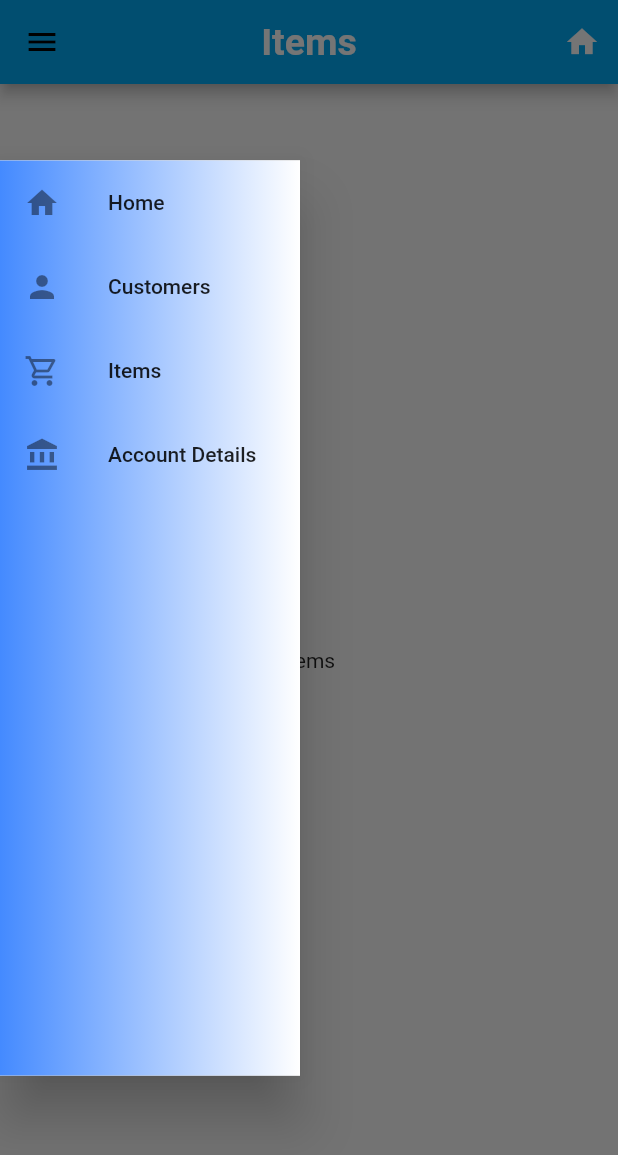
After one commit to NaveenKumarRaja/garments_flutter, a Flutter app: the ItemsHome screen opened directly, with the side drawer open, on a phone screen of 412 x 824 dp. The commit adds this screen. Shown: the top 1155 px of the screen. Run offline on Flutter 3.47's test engine with Material 2 defaults, Android fonts, the phone set to English and light mode, and no system bars; missing offline and left inert: gsheets; key blocks and very long unbroken strings in the code were emptied for the run.

```diff
--- /dev/null
+++ b/lib/pages/ItemsPage/itemshome.dart
@@ -0,0 +1,35 @@
+import 'package:flutter/material.dart';
+import 'package:garments/pages/homepage/homepage.dart';
+import 'package:garments/pages/my_divider.dart';
+
+class ItemsHome extends StatelessWidget {
+  const ItemsHome({Key key}) : super(key: key);
+
+  @override
+  Widget build(BuildContext context) {
+    return Scaffold(
+      drawer: MyDivider(),
+      appBar: AppBar(
+        centerTitle: true,
+        title: Text("Items",
+            style: TextStyle(
+                color: Colors.white,
+                fontWeight: FontWeight.bold,
+                fontSize: 25)),
+        actions: [
+          IconButton(
+            icon: Icon(Icons.home),
+            color: Colors.white,
+            onPressed: () {
+              Navigator.push(context,
+                  new MaterialPageRoute(builder: (context) => new HomePage()));
+            },
+          )
+        ],
+      ),
+      body: Center(
+        child: Text("items"),
+      ),
+    );
+  }
+}
--- a/lib/pages/my_divider.dart
+++ b/lib/pages/my_divider.dart
@@ -1,4 +1,5 @@
 import 'package:flutter/material.dart';
+import 'package:garments/pages/ItemsPage/itemshome.dart';
 import 'package:garments/pages/customer%20page/customerhome.dart';
 
 import 'homepage/homepage.dart';
@@ -61,7 +62,7 @@ class _MyDividerState extends State<MyDivider> {
                     Navigator.push(
                         context,
                         new MaterialPageRoute(
-                            builder: (context) => new HomePage()));
+                            builder: (context) => new ItemsHome()));
                   },
                 ),
                 ListTile(
--- a/pubspec.yaml
+++ b/pubspec.yaml
@@ -25,9 +25,11 @@ dependencies:
     sdk: flutter
   http: ^0.12.1
 
+
   # The following adds the Cupertino Icons font to your application.
   # Use with the CupertinoIcons class for iOS style icons.
   cupertino_icons: ^1.0.0
+  gsheets: ^0.2.7
 
 
 dev_dependencies:
```
Also changed, not shown: lib/Customer Editngs/controller.dart (renamed from lib/save and get/controller.dart, +26 -14 lines), lib/Customer Editngs/saved_details.dart (renamed from lib/save and get/saved_details.dart, +25 -8 lines), lib/pages/Details page/editdetail.dart (+35 -34 lines), lib/pages/Details page/itemaccount.dart (+4 -4 lines), lib/pages/ItemsPage/items.dart (added, +20 -0 lines), lib/pages/customer page/card.dart (+9 -4 lines), lib/Customer Editngs/get_customers.dart (renamed from lib/save and get/get_customers.dart), pubspec.lock.
